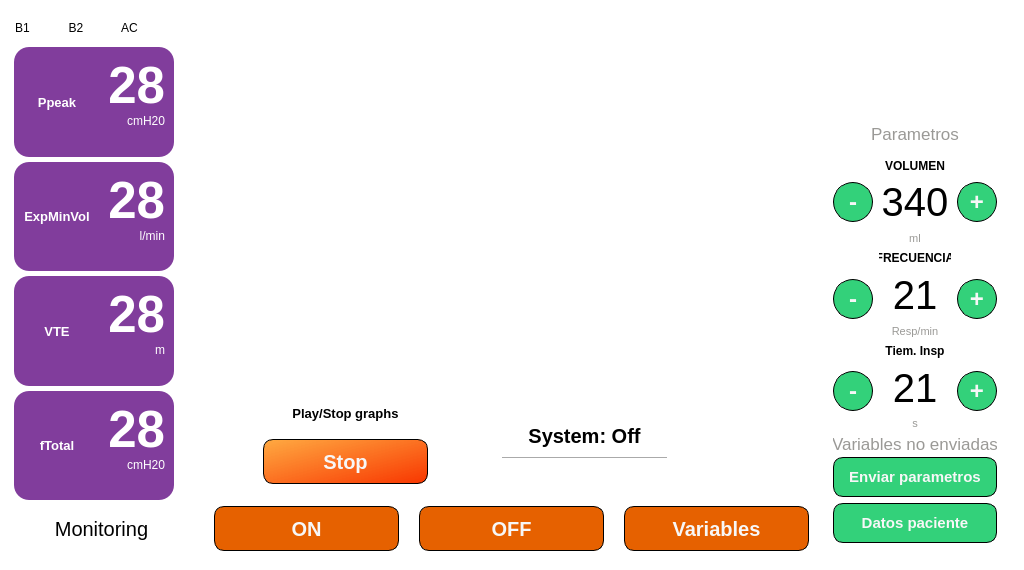
Above: main.ui from JulianDuque97/EPI before the change. Below: the same form after it.
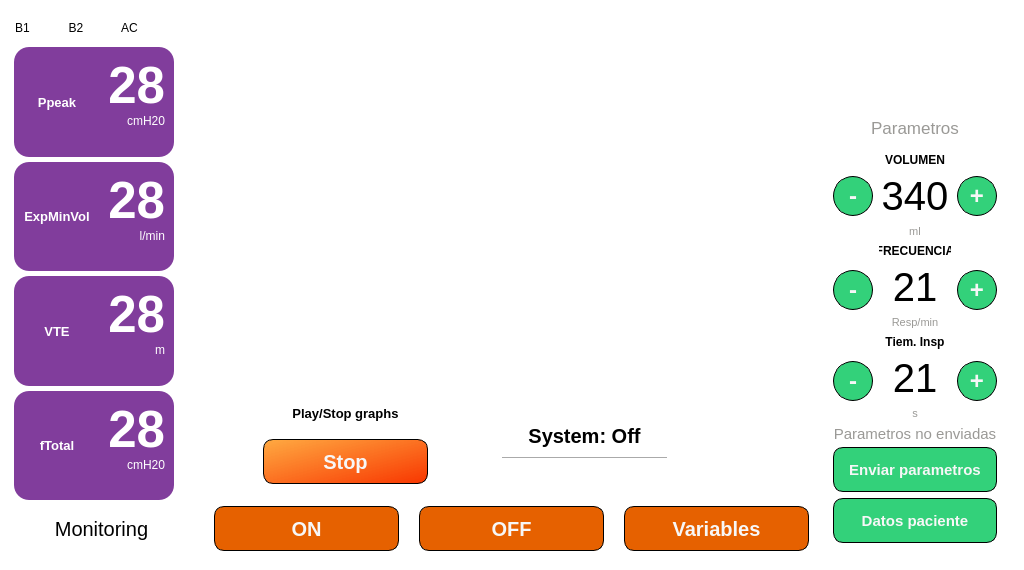
That is the form after the change. Icons and pictures are not drawn. Custom widgets are drawn as their Qt base class.

```diff
--- a/main.ui
+++ b/main.ui
@@ -1368,7 +1368,7 @@
               </property>
               <property name="font">
                <font>
-                <pointsize>13</pointsize>
+                <pointsize>11</pointsize>
                 <weight>50</weight>
                 <italic>false</italic>
                 <bold>false</bold>
@@ -1382,7 +1382,7 @@
                <string notr="true">color: rgb(154, 153, 150);</string>
               </property>
               <property name="text">
-               <string>Variables no enviadas</string>
+               <string>Parametros no enviadas</string>
               </property>
               <property name="alignment">
                <set>Qt::AlignCenter</set>
@@ -1394,7 +1394,7 @@
               <property name="minimumSize">
                <size>
                 <width>0</width>
-                <height>40</height>
+                <height>45</height>
                </size>
               </property>
               <property name="maximumSize">
@@ -1439,7 +1439,7 @@
               <property name="minimumSize">
                <size>
                 <width>0</width>
-                <height>40</height>
+                <height>45</height>
                </size>
               </property>
               <property name="maximumSize">
```
